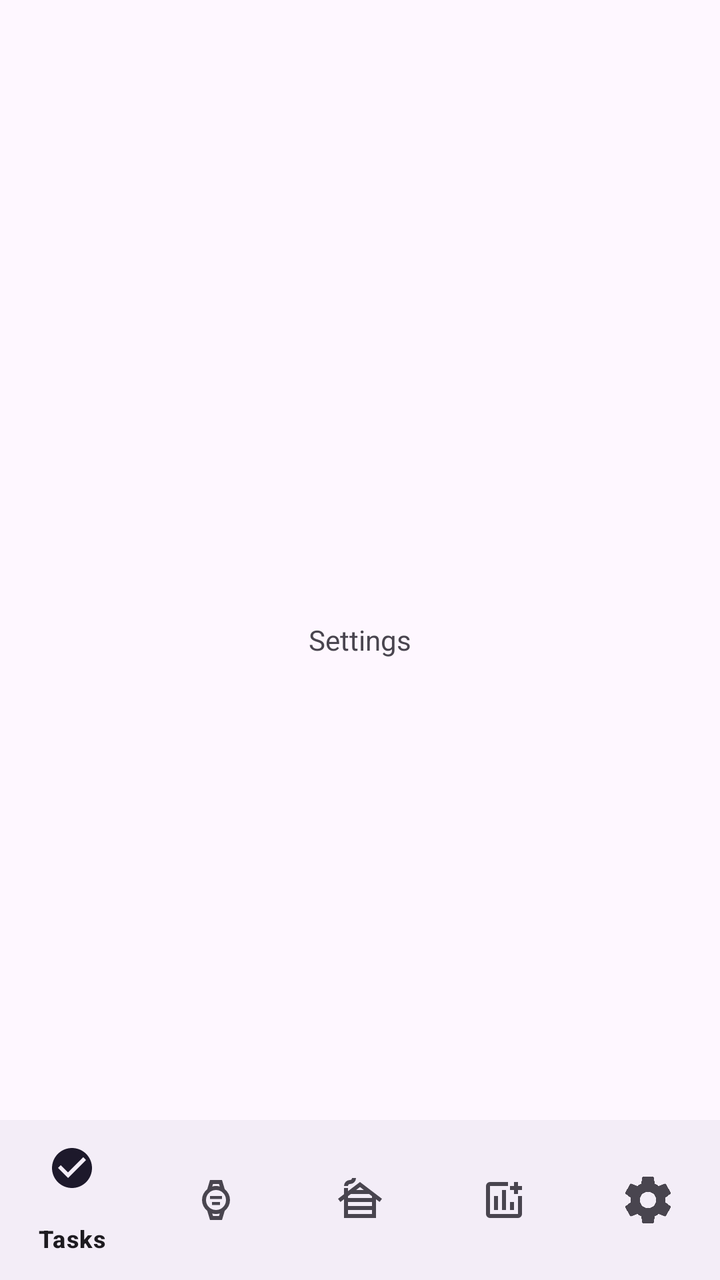
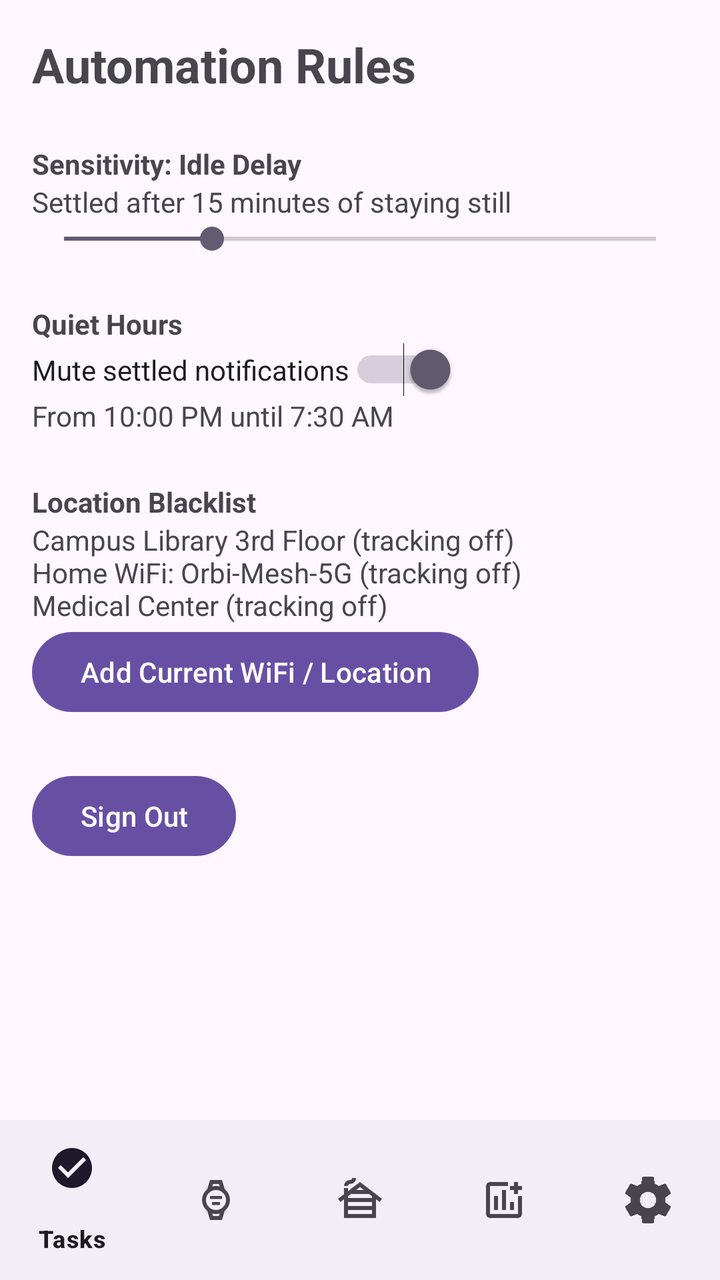

Screens rendered from an Android XML layout before and after an edit, with the pre-edit source and the edit as a unified diff.
<!-- AndroidManifest.xml: application theme Theme.TaskEase -->
<!-- res/layout/activity_settings.xml -->
<?xml version="1.0" encoding="utf-8"?>
<androidx.constraintlayout.widget.ConstraintLayout xmlns:android="http://schemas.android.com/apk/res/android"
    xmlns:app="http://schemas.android.com/apk/res-auto"
    xmlns:tools="http://schemas.android.com/tools"
    android:id="@+id/main"
    android:layout_width="match_parent"
    android:layout_height="match_parent"
    tools:context=".SettingsActivity">

    <TextView
        android:layout_width="100sp"
        android:layout_height="74sp"
        android:text="Settings"
        android:gravity="center"
        app:layout_constraintBottom_toBottomOf="parent"
        app:layout_constraintEnd_toEndOf="parent"
        app:layout_constraintStart_toStartOf="parent"
        app:layout_constraintTop_toTopOf="parent"/>
    <com.google.android.material.bottomnavigation.BottomNavigationView
        android:id="@+id/bottomNav"
        android:layout_width="0dp"
        android:layout_height="wrap_content"
        app:menu="@menu/bottom_nav_menu"
        app:layout_constraintBottom_toBottomOf="parent"
        app:layout_constraintEnd_toEndOf="parent"
        app:layout_constraintStart_toStartOf="parent" />

</androidx.constraintlayout.widget.ConstraintLayout>
<!-- resources referenced by this layout -->
<resources>
  <style name="Theme.TaskEase" parent="Base.Theme.TaskEase" />
  <style name="Base.Theme.TaskEase" parent="Theme.Material3.DayNight.NoActionBar">
          
          
      </style>
</resources>

<!-- the commit's change to res/layout/activity_settings.xml (unified diff, before → after) -->
@@ -7,15 +7,94 @@
     android:layout_height="match_parent"
     tools:context=".SettingsActivity">
 
-    <TextView
-        android:layout_width="100sp"
-        android:layout_height="74sp"
-        android:text="Settings"
-        android:gravity="center"
-        app:layout_constraintBottom_toBottomOf="parent"
-        app:layout_constraintEnd_toEndOf="parent"
+    <ScrollView
+        android:layout_width="0dp"
+        android:layout_height="0dp"
+        app:layout_constraintTop_toTopOf="parent"
+        app:layout_constraintBottom_toTopOf="@+id/bottomNav"
         app:layout_constraintStart_toStartOf="parent"
-        app:layout_constraintTop_toTopOf="parent"/>
+        app:layout_constraintEnd_toEndOf="parent">
+
+        <LinearLayout
+            android:layout_width="match_parent"
+            android:layout_height="wrap_content"
+            android:orientation="vertical"
+            android:padding="16dp">
+
+            <TextView
+                android:layout_width="wrap_content"
+                android:layout_height="wrap_content"
+                android:text="Automation Rules"
+                android:textSize="24sp"
+                android:textStyle="bold" />
+
+            
+            <TextView
+                android:layout_width="wrap_content"
+                android:layout_height="wrap_content"
+                android:layout_marginTop="24dp"
+                android:text="Sensitivity: Idle Delay"
+                android:textStyle="bold" />
+
+            <TextView
+                android:layout_width="wrap_content"
+                android:layout_height="wrap_content"
+                android:text="Settled after 15 minutes of staying still" />
+
+            <SeekBar
+                android:layout_width="match_parent"
+                android:layout_height="wrap_content"
+                android:max="40"
+                android:progress="10" />
+
+            
+            <TextView
+                android:layout_width="wrap_content"
+                android:layout_height="wrap_content"
+                android:layout_marginTop="24dp"
+                android:text="Quiet Hours"
+                android:textStyle="bold" />
+
+            <Switch
+                android:layout_width="wrap_content"
+                android:layout_height="wrap_content"
+                android:checked="true"
+                android:text="Mute settled notifications" />
+
+            <TextView
+                android:layout_width="wrap_content"
+                android:layout_height="wrap_content"
+                android:text="From 10:00 PM until 7:30 AM" />
+
+            
+            <TextView
+                android:layout_width="wrap_content"
+                android:layout_height="wrap_content"
+                android:layout_marginTop="24dp"
+                android:text="Location Blacklist"
+                android:textStyle="bold" />
+
+            <TextView
+                android:layout_width="wrap_content"
+                android:layout_height="wrap_content"
+                android:text="Campus Library 3rd Floor (tracking off)\nHome WiFi: Orbi-Mesh-5G (tracking off)\nMedical Center (tracking off)" />
+
+            <Button
+                android:layout_width="wrap_content"
+                android:layout_height="wrap_content"
+                android:text="Add Current WiFi / Location" />
+
+            
+            <Button
+                android:id="@+id/btnSignOut"
+                android:layout_width="wrap_content"
+                android:layout_height="wrap_content"
+                android:layout_marginTop="24dp"
+                android:text="Sign Out" />
+
+        </LinearLayout>
+    </ScrollView>
+
     <com.google.android.material.bottomnavigation.BottomNavigationView
         android:id="@+id/bottomNav"
         android:layout_width="0dp"
@@ -24,5 +103,4 @@
         app:layout_constraintBottom_toBottomOf="parent"
         app:layout_constraintEnd_toEndOf="parent"
         app:layout_constraintStart_toStartOf="parent" />
-
 </androidx.constraintlayout.widget.ConstraintLayout>
